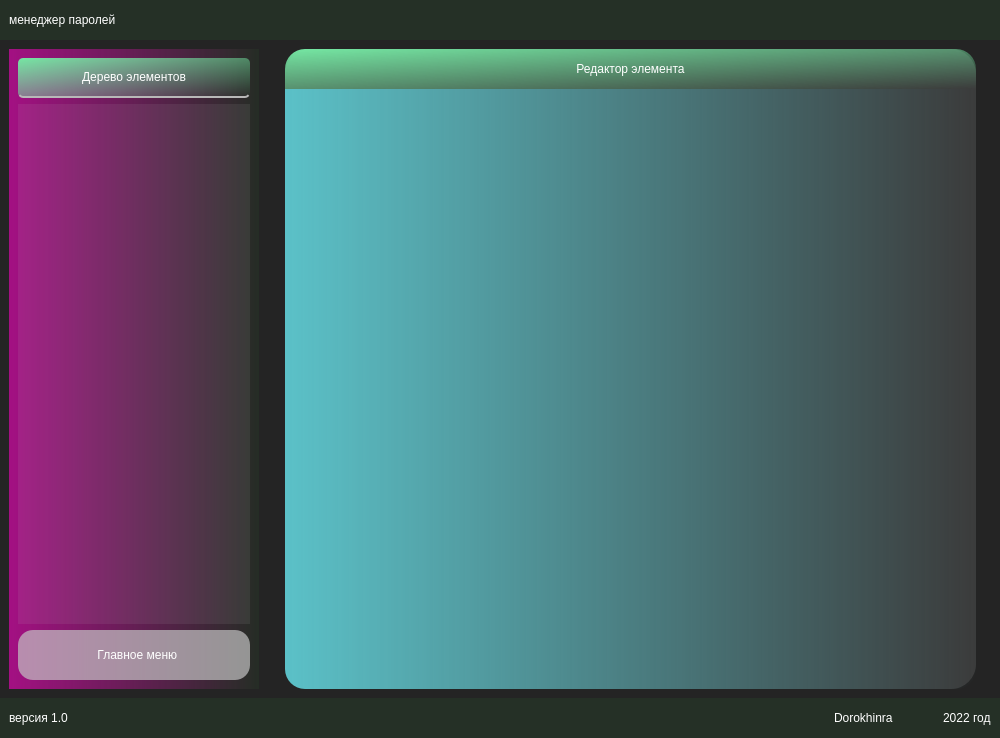
First picture: the form in gui/windows/main_ui.ui, repository dorokhinra/save_password, before the edit.
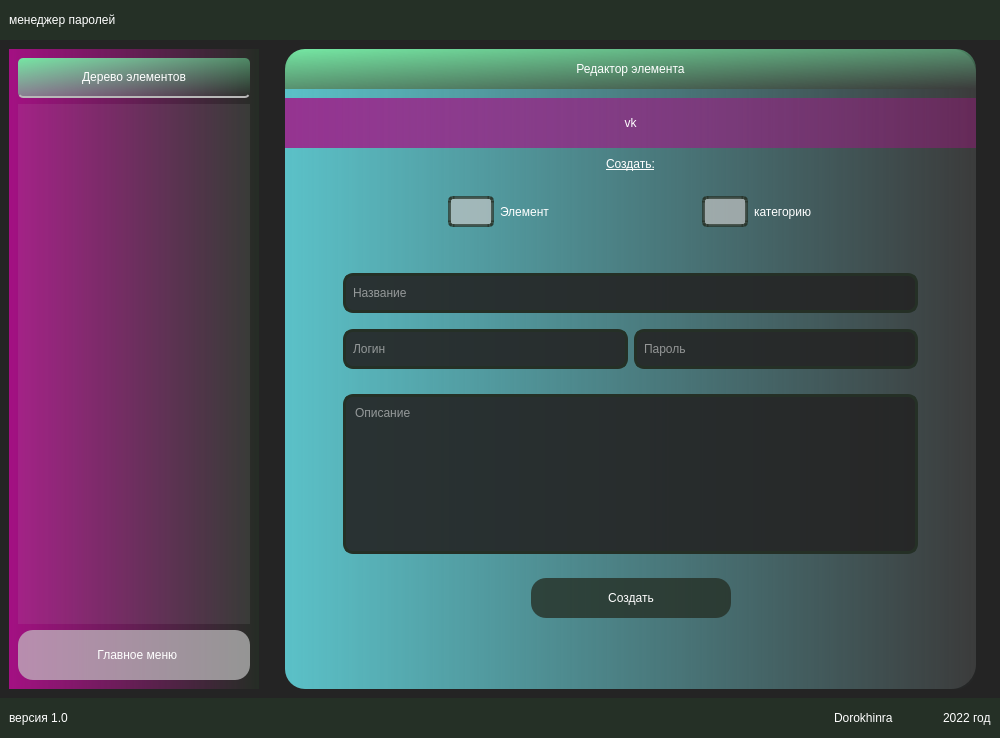
Second picture: the form after the edit. Icons and pictures are not drawn.

```diff
--- a/gui/windows/main_ui.ui
+++ b/gui/windows/main_ui.ui
@@ -2688,6 +2688,509 @@
                    <property name="frameShadow">
                     <enum>QFrame::Raised</enum>
                    </property>
+                   <layout class="QVBoxLayout" name="verticalLayout_30">
+                    <property name="spacing">
+                     <number>0</number>
+                    </property>
+                    <property name="leftMargin">
+                     <number>0</number>
+                    </property>
+                    <property name="rightMargin">
+                     <number>0</number>
+                    </property>
+                    <item>
+                     <widget class="QFrame" name="frame_27">
+                      <property name="minimumSize">
+                       <size>
+                        <width>0</width>
+                        <height>50</height>
+                       </size>
+                      </property>
+                      <property name="maximumSize">
+                       <size>
+                        <width>16777215</width>
+                        <height>50</height>
+                       </size>
+                      </property>
+                      <property name="styleSheet">
+                       <string notr="true"> background-color: qlineargradient(spread:pad, x1:0, y1:0, x2:1, y2:0, stop:0 rgba(164, 16, 131, 0.8), stop:1 rgba(164, 16, 131, 0.4));</string>
+                      </property>
+                      <property name="frameShape">
+                       <enum>QFrame::StyledPanel</enum>
+                      </property>
+                      <property name="frameShadow">
+                       <enum>QFrame::Raised</enum>
+                      </property>
+                      <layout class="QVBoxLayout" name="verticalLayout_31">
+                       <property name="spacing">
+                        <number>0</number>
+                       </property>
+                       <property name="leftMargin">
+                        <number>0</number>
+                       </property>
+                       <property name="topMargin">
+                        <number>0</number>
+                       </property>
+                       <property name="rightMargin">
+                        <number>0</number>
+                       </property>
+                       <property name="bottomMargin">
+                        <number>0</number>
+                       </property>
+                       <item>
+                        <widget class="QLabel" name="element_name">
+                         <property name="minimumSize">
+                          <size>
+                           <width>0</width>
+                           <height>50</height>
+                          </size>
+                         </property>
+                         <property name="styleSheet">
+                          <string notr="true">background-color: rgba(255, 255, 255, 0.0);
+font: 11pt &quot;Sans Serif&quot;;
+</string>
+                         </property>
+                         <property name="text">
+                          <string>vk</string>
+                         </property>
+                         <property name="alignment">
+                          <set>Qt::AlignCenter</set>
+                         </property>
+                        </widget>
+                       </item>
+                      </layout>
+                     </widget>
+                    </item>
+                    <item>
+                     <widget class="QFrame" name="frame_28">
+                      <property name="styleSheet">
+                       <string notr="true">#frame_28 {
+	background-color: rgba(255, 255, 255, 0.0);
+}</string>
+                      </property>
+                      <property name="frameShape">
+                       <enum>QFrame::StyledPanel</enum>
+                      </property>
+                      <property name="frameShadow">
+                       <enum>QFrame::Raised</enum>
+                      </property>
+                      <layout class="QVBoxLayout" name="verticalLayout_32">
+                       <item>
+                        <widget class="QLabel" name="label_15">
+                         <property name="maximumSize">
+                          <size>
+                           <width>16777215</width>
+                           <height>40</height>
+                          </size>
+                         </property>
+                         <property name="styleSheet">
+                          <string notr="true">background-color: rgba(255, 255, 255, 0.0);
+font: 12pt &quot;Sans Serif&quot;;
+text-decoration: underline;</string>
+                         </property>
+                         <property name="text">
+                          <string>Создать:</string>
+                         </property>
+                         <property name="alignment">
+                          <set>Qt::AlignCenter</set>
+                         </property>
+                        </widget>
+                       </item>
+                       <item>
+                        <widget class="QFrame" name="frame_29">
+                         <property name="minimumSize">
+                          <size>
+                           <width>0</width>
+                           <height>70</height>
+                          </size>
+                         </property>
+                         <property name="maximumSize">
+                          <size>
+                           <width>16777215</width>
+                           <height>70</height>
+                          </size>
+                         </property>
+                         <property name="styleSheet">
+                          <string notr="true">font: 11pt &quot;Sans Serif&quot;;
+background-color: rgba(255, 255, 255, 0.0);</string>
+                         </property>
+                         <property name="frameShape">
+                          <enum>QFrame::StyledPanel</enum>
+                         </property>
+                         <property name="frameShadow">
+                          <enum>QFrame::Raised</enum>
+                         </property>
+                         <layout class="QHBoxLayout" name="horizontalLayout_13">
+                          <item>
+                           <spacer name="horizontalSpacer_13">
+                            <property name="orientation">
+                             <enum>Qt::Horizontal</enum>
+                            </property>
+                            <property name="sizeHint" stdset="0">
+                             <size>
+                              <width>40</width>
+                              <height>20</height>
+                             </size>
+                            </property>
+                           </spacer>
+                          </item>
+                          <item>
+                           <widget class="QRadioButton" name="elemen_radio">
+                            <property name="styleSheet">
+                             <string notr="true">QRadioButton {
+	background-color: rgba(85, 255, 0, 0.0);
+}
+
+QRadioButton::indicator {
+border: 3px solid; 
+border-color: rgba(37, 48, 38, 0.7);
+width: 40px;
+height: 25px;
+border-radius: 5px;
+}
+
+QRadioButton::indicator::unchecked{ 
+border: 3px solid; 
+border-color: rgba(37, 48, 38, 0.7);
+border-radius: 5px;
+background-color: rgba(195, 195, 195, 0.7);
+width: 40px;
+height: 25px;
+}
+
+QRadioButton::indicator::checked{ 
+border: 3px solid; 
+border-color: rgba(37, 48, 38, 0.9);
+border-radius: 6px;
+background-color: rgba(255, 131, 23, 0.7);
+width: 40px;
+height: 25px;
+}
+</string>
+                            </property>
+                            <property name="text">
+                             <string>Элемент</string>
+                            </property>
+                           </widget>
+                          </item>
+                          <item>
+                           <spacer name="horizontalSpacer_15">
+                            <property name="orientation">
+                             <enum>Qt::Horizontal</enum>
+                            </property>
+                            <property name="sizeHint" stdset="0">
+                             <size>
+                              <width>40</width>
+                              <height>20</height>
+                             </size>
+                            </property>
+                           </spacer>
+                          </item>
+                          <item>
+                           <widget class="QRadioButton" name="cotegori_radio">
+                            <property name="styleSheet">
+                             <string notr="true">QRadioButton {
+	background-color: rgba(85, 255, 0, 0.0);
+}
+
+QRadioButton::indicator {
+border: 3px solid; 
+border-color: rgba(37, 48, 38, 0.7);
+width: 40px;
+height: 25px;
+border-radius: 5px;
+}
+
+QRadioButton::indicator::unchecked{ 
+border: 3px solid; 
+border-color: rgba(37, 48, 38, 0.7);
+border-radius: 5px;
+background-color: rgba(195, 195, 195, 0.7);
+width: 40px;
+height: 25px;
+}
+
+QRadioButton::indicator::checked{ 
+border: 3px solid; 
+border-color: rgba(37, 48, 38, 0.9);
+border-radius: 6px;
+background-color: rgba(255, 131, 23, 0.7);
+width: 40px;
+height: 25px;
+}
+</string>
+                            </property>
+                            <property name="text">
+                             <string>категорию</string>
+                            </property>
+                           </widget>
+                          </item>
+                          <item>
+                           <spacer name="horizontalSpacer_14">
+                            <property name="orientation">
+                             <enum>Qt::Horizontal</enum>
+                            </property>
+                            <property name="sizeHint" stdset="0">
+                             <size>
+                              <width>40</width>
+                              <height>20</height>
+                             </size>
+                            </property>
+                           </spacer>
+                          </item>
+                         </layout>
+                        </widget>
+                       </item>
+                       <item>
+                        <widget class="QFrame" name="frame_30">
+                         <property name="styleSheet">
+                          <string notr="true">#frame_30{
+	background-color: rgba(255, 255, 255, 0.0);
+}</string>
+                         </property>
+                         <property name="frameShape">
+                          <enum>QFrame::StyledPanel</enum>
+                         </property>
+                         <property name="frameShadow">
+                          <enum>QFrame::Raised</enum>
+                         </property>
+                         <layout class="QVBoxLayout" name="verticalLayout_33">
+                          <property name="leftMargin">
+                           <number>40</number>
+                          </property>
+                          <property name="topMargin">
+                           <number>11</number>
+                          </property>
+                          <property name="rightMargin">
+                           <number>40</number>
+                          </property>
+                          <property name="bottomMargin">
+                           <number>11</number>
+                          </property>
+                          <item>
+                           <widget class="QFrame" name="frame_name_category_edit">
+                            <property name="maximumSize">
+                             <size>
+                              <width>16777215</width>
+                              <height>50</height>
+                             </size>
+                            </property>
+                            <property name="styleSheet">
+                             <string notr="true">#frame_name_category_edit{
+	background-color: rgba(255, 255, 255, 0.0);
+}</string>
+                            </property>
+                            <property name="frameShape">
+                             <enum>QFrame::StyledPanel</enum>
+                            </property>
+                            <property name="frameShadow">
+                             <enum>QFrame::Raised</enum>
+                            </property>
+                            <layout class="QVBoxLayout" name="verticalLayout_34">
+                             <item>
+                              <widget class="QLineEdit" name="edit_name_category">
+                               <property name="minimumSize">
+                                <size>
+                                 <width>0</width>
+                                 <height>40</height>
+                                </size>
+                               </property>
+                               <property name="styleSheet">
+                                <string notr="true">QLineEdit {
+border-radius: 10px;
+background-color: rgba(36, 36, 36, 0.9);
+border: 3px   solid rgba(37, 48, 38, 1);	 
+padding: 5px;
+}</string>
+                               </property>
+                               <property name="placeholderText">
+                                <string>Название</string>
+                               </property>
+                              </widget>
+                             </item>
+                            </layout>
+                           </widget>
+                          </item>
+                          <item>
+                           <widget class="QFrame" name="frame_element_edit">
+                            <property name="maximumSize">
+                             <size>
+                              <width>16777215</width>
+                              <height>250</height>
+                             </size>
+                            </property>
+                            <property name="styleSheet">
+                             <string notr="true">#frame_element_edit{
+	background-color: rgba(255, 255, 255, 0.0);
+}
+QLineEdit {
+border-radius: 10px;
+background-color: rgba(36, 36, 36, 0.9);
+border: 3px   solid rgba(37, 48, 38, 1);	 
+padding: 5px;
+}</string>
+                            </property>
+                            <property name="frameShape">
+                             <enum>QFrame::StyledPanel</enum>
+                            </property>
+                            <property name="frameShadow">
+                             <enum>QFrame::Raised</enum>
+                            </property>
+                            <layout class="QGridLayout" name="gridLayout_4">
+                             <property name="verticalSpacing">
+                              <number>25</number>
+                             </property>
+                             <item row="0" column="1">
+                              <widget class="QLineEdit" name="edit_password">
+                               <property name="minimumSize">
+                                <size>
+                                 <width>0</width>
+                                 <height>40</height>
+                                </size>
+                               </property>
+                               <property name="echoMode">
+                                <enum>QLineEdit::Password</enum>
+                               </property>
+                               <property name="placeholderText">
+                                <string>Пароль</string>
+                               </property>
+                              </widget>
+                             </item>
+                             <item row="0" column="0">
+                              <widget class="QLineEdit" name="edit_login">
+                               <property name="minimumSize">
+                                <size>
+                                 <width>0</width>
+                                 <height>40</height>
+                                </size>
+                               </property>
+                               <property name="placeholderText">
+                                <string>Логин</string>
+                               </property>
+                              </widget>
+                             </item>
+                             <item row="2" column="0" colspan="2">
+                              <widget class="QTextEdit" name="description_edit">
+                               <property name="styleSheet">
+                                <string notr="true">border-radius: 10px;
+background-color: rgba(36, 36, 36, 0.9);
+border: 3px   solid rgba(37, 48, 38, 1);	 
+padding: 5px;</string>
+                               </property>
+                               <property name="placeholderText">
+                                <string>Описание</string>
+                               </property>
+                              </widget>
+                             </item>
+                            </layout>
+                           </widget>
+                          </item>
+                          <item>
+                           <widget class="QFrame" name="confitm_edit_reestr_frame">
+                            <property name="minimumSize">
+                             <size>
+                              <width>0</width>
+                              <height>0</height>
+                             </size>
+                            </property>
+                            <property name="maximumSize">
+                             <size>
+                              <width>16777215</width>
+                              <height>60</height>
+                             </size>
+                            </property>
+                            <property name="styleSheet">
+                             <string notr="true">#confitm_edit_reestr_frame{
+	background-color: rgba(255, 255, 255, 0.0);
+}</string>
+                            </property>
+                            <property name="frameShape">
+                             <enum>QFrame::StyledPanel</enum>
+                            </property>
+                            <property name="frameShadow">
+                             <enum>QFrame::Raised</enum>
+                            </property>
+                            <layout class="QHBoxLayout" name="horizontalLayout_14">
+                             <item>
+                              <spacer name="horizontalSpacer_16">
+                               <property name="orientation">
+                                <enum>Qt::Horizontal</enum>
+                               </property>
+                               <property name="sizeHint" stdset="0">
+                                <size>
+                                 <width>40</width>
+                                 <height>20</height>
+                                </size>
+                               </property>
+                              </spacer>
+                             </item>
+                             <item>
+                              <widget class="QPushButton" name="confitm_edit_reestr_btn">
+                               <property name="minimumSize">
+                                <size>
+                                 <width>200</width>
+                                 <height>40</height>
+                                </size>
+                               </property>
+                               <property name="styleSheet">
+                                <string notr="true">QPushButton{
+	font: 12pt &quot;Sans Serif&quot;;
+	background-color: rgba(37, 48, 38, 0.8);
+
+border-radius: 15px;
+}
+
+QPushButton:hover {
+	background-color: rgba(37, 48, 38, 0.6);
+border: 3px   solid rgba(195, 195, 195, 0.7);
+	 
+}
+
+QPushButton:pressed {
+	background-color: rgba(216, 216, 216, 0.2);
+}</string>
+                               </property>
+                               <property name="text">
+                                <string>Создать</string>
+                               </property>
+                              </widget>
+                             </item>
+                             <item>
+                              <spacer name="horizontalSpacer_17">
+                               <property name="orientation">
+                                <enum>Qt::Horizontal</enum>
+                               </property>
+                               <property name="sizeHint" stdset="0">
+                                <size>
+                                 <width>40</width>
+                                 <height>20</height>
+                                </size>
+                               </property>
+                              </spacer>
+                             </item>
+                            </layout>
+                           </widget>
+                          </item>
+                          <item>
+                           <spacer name="verticalSpacer_18">
+                            <property name="orientation">
+                             <enum>Qt::Vertical</enum>
+                            </property>
+                            <property name="sizeHint" stdset="0">
+                             <size>
+                              <width>20</width>
+                              <height>40</height>
+                             </size>
+                            </property>
+                           </spacer>
+                          </item>
+                         </layout>
+                        </widget>
+                       </item>
+                      </layout>
+                     </widget>
+                    </item>
+                   </layout>
                   </widget>
                  </item>
                 </layout>
```
Left out of the diff: 162 changed lines with no effect on the pictures.
